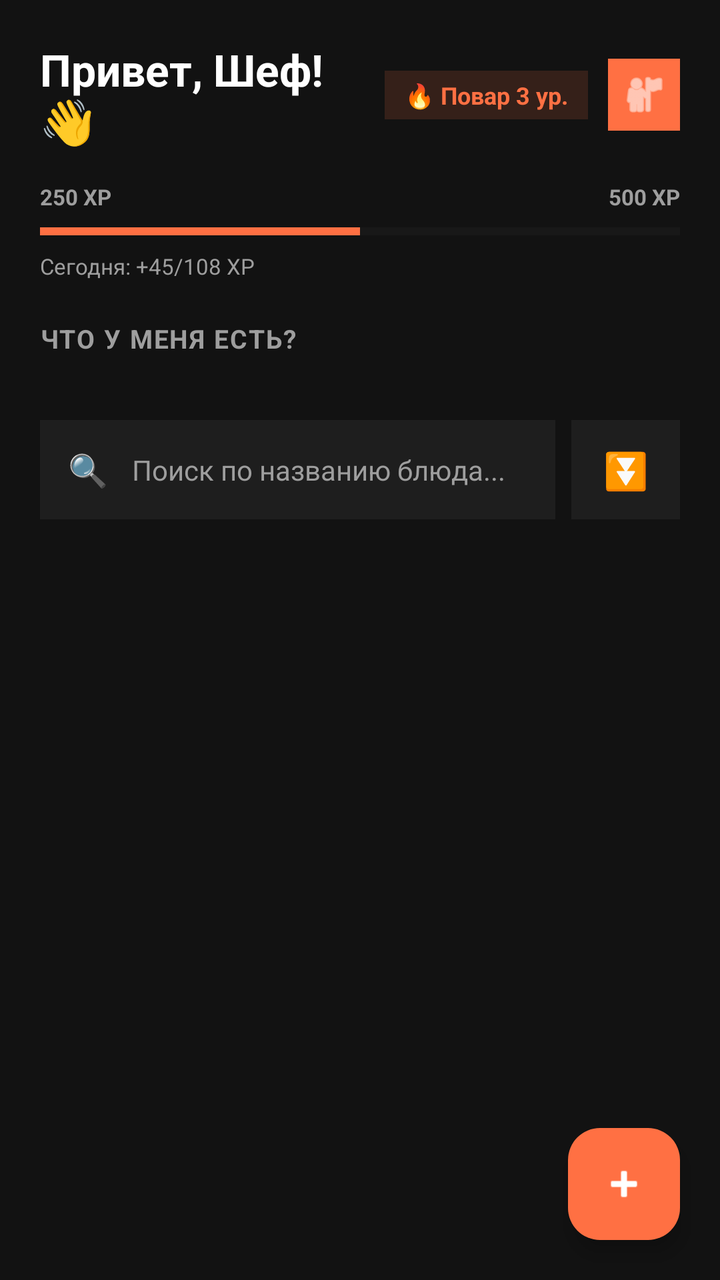
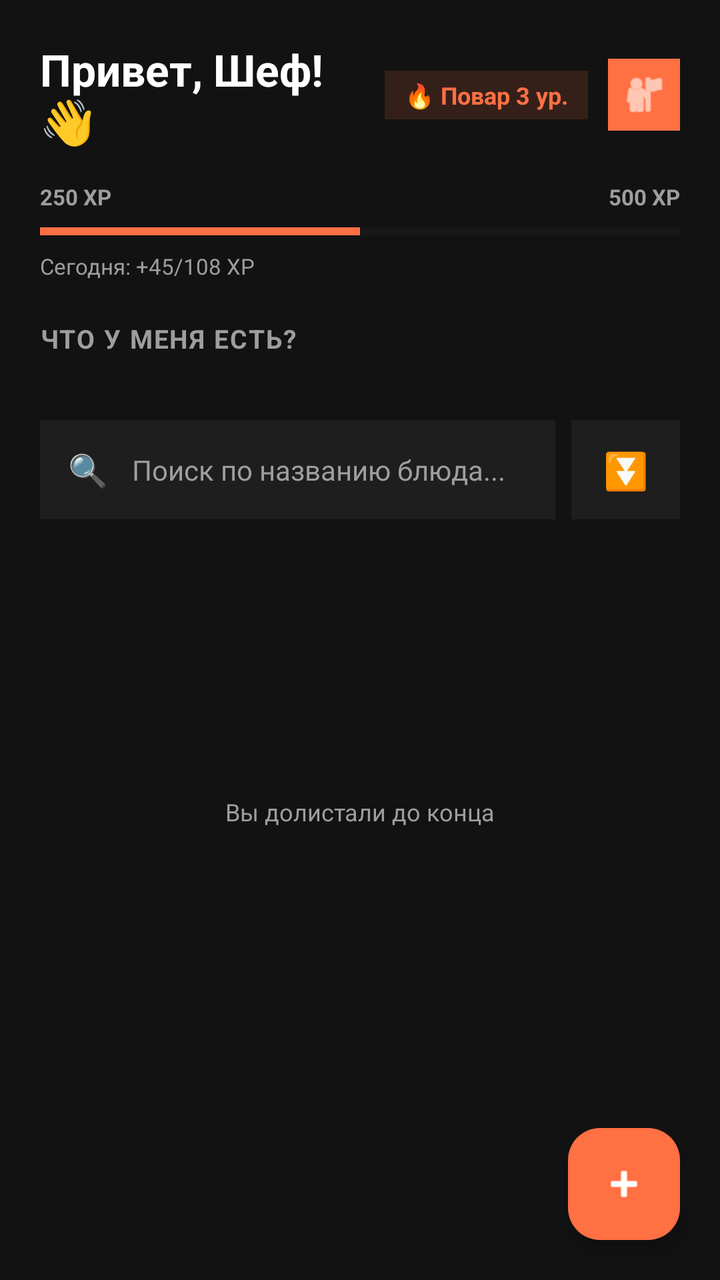

Before-and-after screenshots of an Android layout around one commit, followed by the original layout XML and the change that was made.
<!-- AndroidManifest.xml: application theme Theme.Application -->
<!-- res/layout/fragment_home.xml -->
<?xml version="1.0" encoding="utf-8"?>
<androidx.constraintlayout.widget.ConstraintLayout
    xmlns:android="http://schemas.android.com/apk/res/android"
    xmlns:app="http://schemas.android.com/apk/res-auto"
    android:layout_width="match_parent"
    android:layout_height="match_parent"
    android:background="#121212">

    <androidx.core.widget.NestedScrollView
        android:id="@+id/scrollView"
        android:layout_width="0dp"
        android:layout_height="0dp"
        android:fillViewport="true"
        app:layout_constraintTop_toTopOf="parent"
        app:layout_constraintBottom_toBottomOf="parent"
        app:layout_constraintStart_toStartOf="parent"
        app:layout_constraintEnd_toEndOf="parent">

        <LinearLayout
            android:layout_width="match_parent"
            android:layout_height="wrap_content"
            android:orientation="vertical">

            
            <LinearLayout
                android:layout_width="match_parent"
                android:layout_height="wrap_content"
                android:orientation="vertical"
                android:padding="20dp">

                <LinearLayout
                    android:layout_width="match_parent"
                    android:layout_height="wrap_content"
                    android:orientation="horizontal"
                    android:gravity="center_vertical">

                    <TextView
                        android:layout_width="0dp"
                        android:layout_height="wrap_content"
                        android:layout_weight="1"
                        android:text="Привет, Шеф! 👋"
                        android:textColor="#FFFFFF"
                        android:textSize="22sp"
                        android:textStyle="bold" />

                    <TextView
                        android:id="@+id/levelBadge"
                        android:layout_width="wrap_content"
                        android:layout_height="wrap_content"
                        android:background="#26FF7043"
                        android:paddingHorizontal="10dp"
                        android:paddingVertical="4dp"
                        android:text="🔥 Повар 3 ур."
                        android:textColor="#FF7043"
                        android:textSize="12sp"
                        android:textStyle="bold" />

                    <ImageView
                        android:id="@+id/avatarImage"
                        android:layout_width="36dp"
                        android:layout_height="36dp"
                        android:layout_marginStart="10dp"
                        android:background="#FF7043"
                        android:padding="6dp"
                        android:src="@android:drawable/ic_menu_myplaces"
                        app:tint="#FFFFFF" />
                </LinearLayout>

                <LinearLayout
                    android:layout_width="match_parent"
                    android:layout_height="wrap_content"
                    android:layout_marginTop="16dp"
                    android:orientation="horizontal">

                    <TextView
                        android:id="@+id/xpCurrent"
                        android:layout_width="0dp"
                        android:layout_height="wrap_content"
                        android:layout_weight="1"
                        android:text="250 XP"
                        android:textColor="#9E9E9E"
                        android:textSize="11sp"
                        android:textStyle="bold" />

                    <TextView
                        android:id="@+id/xpTotal"
                        android:layout_width="wrap_content"
                        android:layout_height="wrap_content"
                        android:text="500 XP"
                        android:textColor="#9E9E9E"
                        android:textSize="11sp"
                        android:textStyle="bold" />
                </LinearLayout>

                <ProgressBar
                    android:id="@+id/xpProgress"
                    style="?android:attr/progressBarStyleHorizontal"
                    android:layout_width="match_parent"
                    android:layout_height="8dp"
                    android:layout_marginTop="6dp"
                    android:max="100"
                    android:progress="50"
                    android:progressTint="#FF7043"
                    android:progressBackgroundTint="#2C2C2C" />

                <TextView
                    android:id="@+id/xpTodayText"
                    android:layout_width="wrap_content"
                    android:layout_height="wrap_content"
                    android:layout_marginTop="6dp"
                    android:text="Сегодня: +45/108 XP"
                    android:textColor="#9E9E9E"
                    android:textSize="11sp" />
            </LinearLayout>

            
            <TextView
                android:layout_width="wrap_content"
                android:layout_height="wrap_content"
                android:layout_marginStart="20dp"
                android:text="ЧТО У МЕНЯ ЕСТЬ?"
                android:textColor="#9E9E9E"
                android:textSize="13sp"
                android:textStyle="bold"
                android:letterSpacing="0.05" />

            <HorizontalScrollView
                android:layout_width="match_parent"
                android:layout_height="wrap_content"
                android:layout_marginTop="12dp"
                android:paddingHorizontal="20dp"
                android:scrollbars="none">

                <LinearLayout
                    android:id="@+id/ingredientsRow"
                    android:layout_width="wrap_content"
                    android:layout_height="wrap_content"
                    android:orientation="horizontal" />
            </HorizontalScrollView>

            
            <LinearLayout
                android:layout_width="match_parent"
                android:layout_height="wrap_content"
                android:layout_marginHorizontal="20dp"
                android:layout_marginTop="20dp"
                android:orientation="horizontal">

                <LinearLayout
                    android:layout_width="0dp"
                    android:layout_height="wrap_content"
                    android:layout_weight="1"
                    android:background="#1E1E1E"
                    android:gravity="center_vertical"
                    android:orientation="horizontal"
                    android:padding="14dp">

                    <TextView
                        android:layout_width="wrap_content"
                        android:layout_height="wrap_content"
                        android:text="🔍"
                        android:textSize="16sp" />

                    <EditText
                        android:id="@+id/searchInput"
                        android:layout_width="match_parent"
                        android:layout_height="wrap_content"
                        android:layout_marginStart="12dp"
                        android:background="@null"
                        android:hint="Поиск по названию блюда..."
                        android:textColor="#FFFFFF"
                        android:textColorHint="#9E9E9E"
                        android:textSize="14sp"
                        android:inputType="text" />
                </LinearLayout>

                
                <TextView
                    android:id="@+id/filterBtn"
                    android:layout_width="wrap_content"
                    android:layout_height="match_parent"
                    android:layout_marginStart="8dp"
                    android:background="#1E1E1E"
                    android:gravity="center"
                    android:paddingHorizontal="16dp"
                    android:text="⏬"
                    android:textSize="18sp" />
            </LinearLayout>

            
            <HorizontalScrollView
                android:layout_width="match_parent"
                android:layout_height="wrap_content"
                android:layout_marginTop="16dp"
                android:paddingHorizontal="20dp"
                android:scrollbars="none">

                <LinearLayout
                    android:id="@+id/chipsRow"
                    android:layout_width="wrap_content"
                    android:layout_height="wrap_content"
                    android:orientation="horizontal" />
            </HorizontalScrollView>

            
            <androidx.recyclerview.widget.RecyclerView
                android:id="@+id/recipesRecycler"
                android:layout_width="match_parent"
                android:layout_height="wrap_content"
                android:layout_marginTop="12dp"
                android:nestedScrollingEnabled="false"
                android:paddingHorizontal="20dp" />

        </LinearLayout>
    </androidx.core.widget.NestedScrollView>

    <com.google.android.material.floatingactionbutton.FloatingActionButton
        android:id="@+id/fabAdd"
        android:layout_width="wrap_content"
        android:layout_height="wrap_content"
        android:layout_margin="20dp"
        android:backgroundTint="#FF7043"
        android:src="@android:drawable/ic_input_add"
        app:tint="#FFFFFF"
        app:layout_constraintBottom_toBottomOf="parent"
        app:layout_constraintEnd_toEndOf="parent" />

    <com.google.android.material.floatingactionbutton.FloatingActionButton
        android:id="@+id/fabScrollTop"
        android:layout_width="wrap_content"
        android:layout_height="wrap_content"
        android:layout_marginBottom="16dp"
        android:layout_marginEnd="20dp"
        android:backgroundTint="#2C2C2C"
        android:src="@android:drawable/arrow_up_float"
        android:visibility="gone"
        app:tint="#FFFFFF"
        app:layout_constraintBottom_toTopOf="@id/fabAdd"
        app:layout_constraintEnd_toEndOf="parent" />

</androidx.constraintlayout.widget.ConstraintLayout>
<!-- resources referenced by this layout -->
<resources>
  <style name="Theme.Application" parent="Base.Theme.Application" />
  <style name="Base.Theme.Application" parent="Theme.Material3.DayNight.NoActionBar">
          
          
      </style>
</resources>

<!-- the commit's change to res/layout/fragment_home.xml (unified diff, before → after) -->
@@ -209,7 +209,19 @@
                 android:layout_height="wrap_content"
                 android:layout_marginTop="12dp"
                 android:nestedScrollingEnabled="false"
-                android:paddingHorizontal="20dp" />
+                android:paddingHorizontal="20dp"
+                android:paddingBottom="100dp"
+                android:clipToPadding="false"/>
+
+            <TextView
+                android:layout_width="match_parent"
+                android:layout_height="wrap_content"
+                android:layout_marginTop="10dp"
+                android:layout_marginBottom="40dp"
+                android:gravity="center"
+                android:text="Вы долистали до конца"
+                android:textColor="#9E9E9E"
+                android:textSize="12sp" />
 
         </LinearLayout>
     </androidx.core.widget.NestedScrollView>
